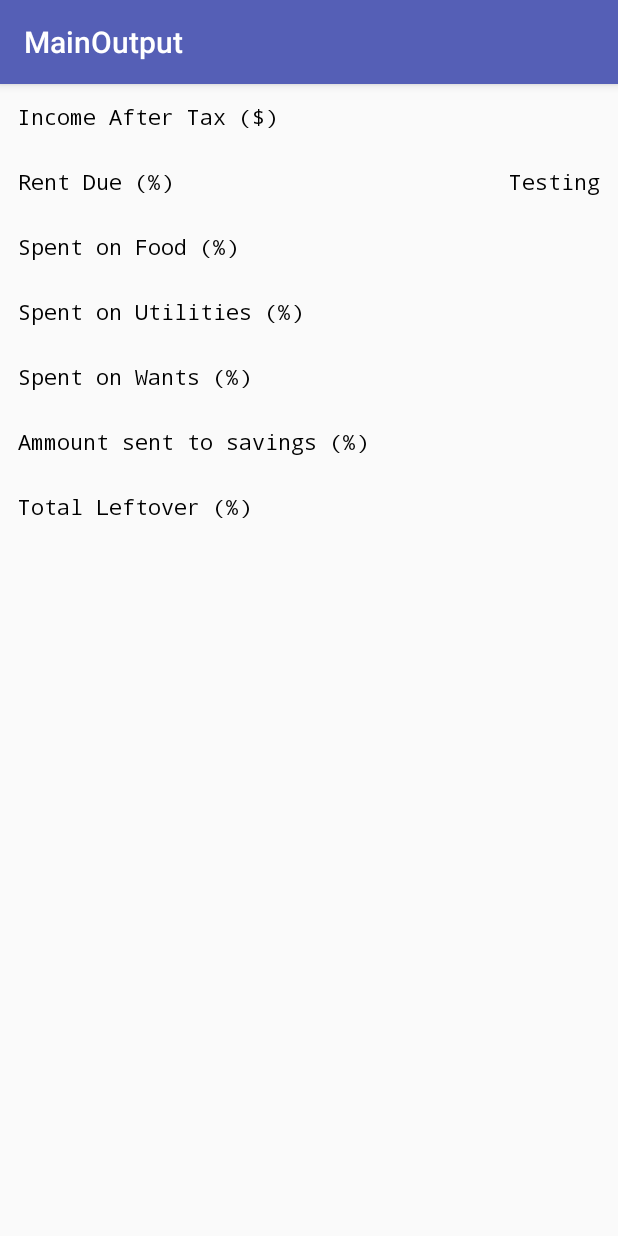
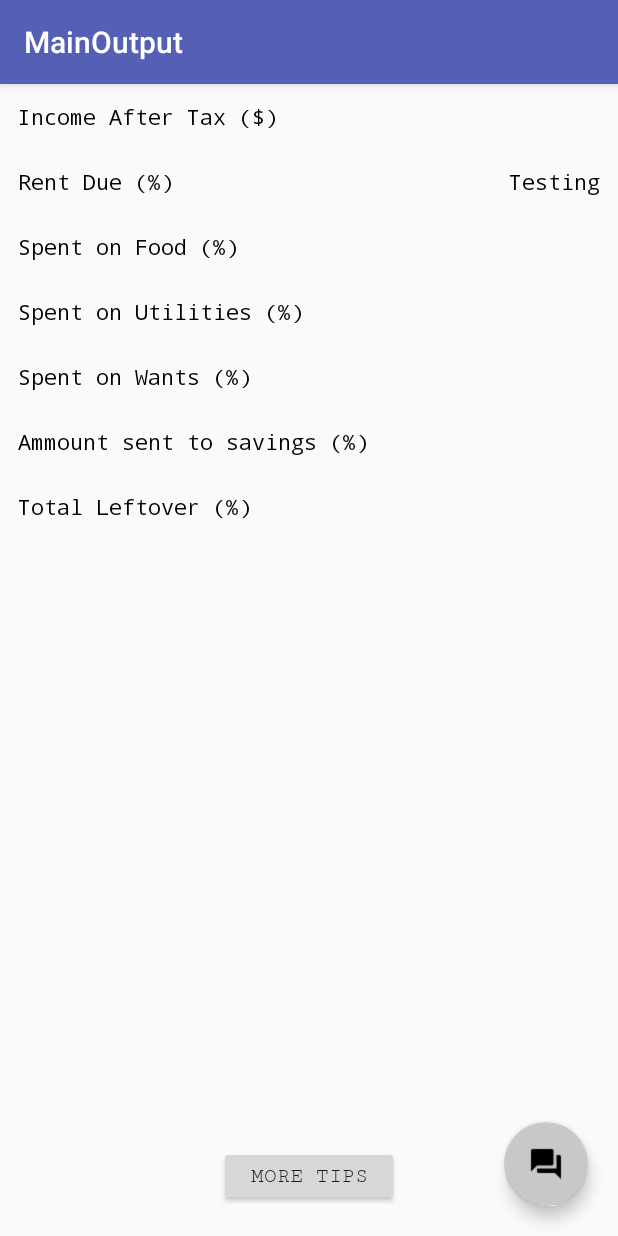
Before and after one commit to ljz3/HackathonV2, an Android app: the MainOutput screen opened directly, with no data from a screen before it, on a phone screen of 412 x 824 dp. Run offline under Robolectric (Android 15) with nearby library versions, the phone set to English and light mode, and no system bars; 2 statements that could not run were skipped.

Commit message:
Added More Tips button and made FAB reappear

```diff
--- a/app/src/main/java/tech/budgetforthemasses/budgetforthemasses/MainOutput.java
+++ b/app/src/main/java/tech/budgetforthemasses/budgetforthemasses/MainOutput.java
@@ -56,4 +56,6 @@ public class MainOutput extends AppCompatActivity {
 
     }
 
+    public void MoreTips(View view) {
+    }
 }
--- a/app/src/main/res/layout/content_output.xml
+++ b/app/src/main/res/layout/content_output.xml
@@ -1,16 +1,19 @@
 <?xml version="1.0" encoding="utf-8"?>
-<LinearLayout xmlns:android="http://schemas.android.com/apk/res/android"
+<RelativeLayout xmlns:android="http://schemas.android.com/apk/res/android"
     xmlns:app="http://schemas.android.com/apk/res-auto"
     xmlns:tools="http://schemas.android.com/tools"
     android:layout_width="match_parent"
     android:layout_height="match_parent"
-    android:orientation="vertical"
     tools:context=".MainOutput">
+
+    <LinearLayout
+        android:layout_width="match_parent"
+        android:layout_height="match_parent"
+        android:orientation="vertical">
 
         <ScrollView
             android:layout_width="match_parent"
-        android:layout_height="match_parent"
-        android:layout_marginBottom="50dp">
+            android:layout_height="wrap_content">
 
             <LinearLayout
                 android:layout_width="match_parent"
@@ -246,12 +249,26 @@
             </LinearLayout>
         </ScrollView>
 
+    </LinearLayout>
+
     <android.support.design.widget.FloatingActionButton
         android:id="@+id/fab"
         android:layout_width="wrap_content"
         android:layout_height="wrap_content"
+        android:layout_alignParentRight="true"
+        android:layout_alignParentBottom="true"
         android:layout_gravity="bottom|end"
-        android:layout_margin="@dimen/fab_margin"
-        app:srcCompat="@android:drawable/ic_dialog_email" />
+        android:layout_margin="20dp"
+        app:srcCompat="@drawable/chatbot" />
 
-</LinearLayout>
+    <Button
+        android:layout_width="120dp"
+        android:layout_height="40dp"
+        android:layout_alignParentBottom="true"
+        android:layout_centerHorizontal="true"
+        android:layout_marginBottom="20dp"
+        android:fontFamily="serif-monospace"
+        android:text="More Tips"
+        android:onClick="MoreTips"/>
+
+</RelativeLayout>
```
Lines whose indentation alone changed are shown as unchanged.
